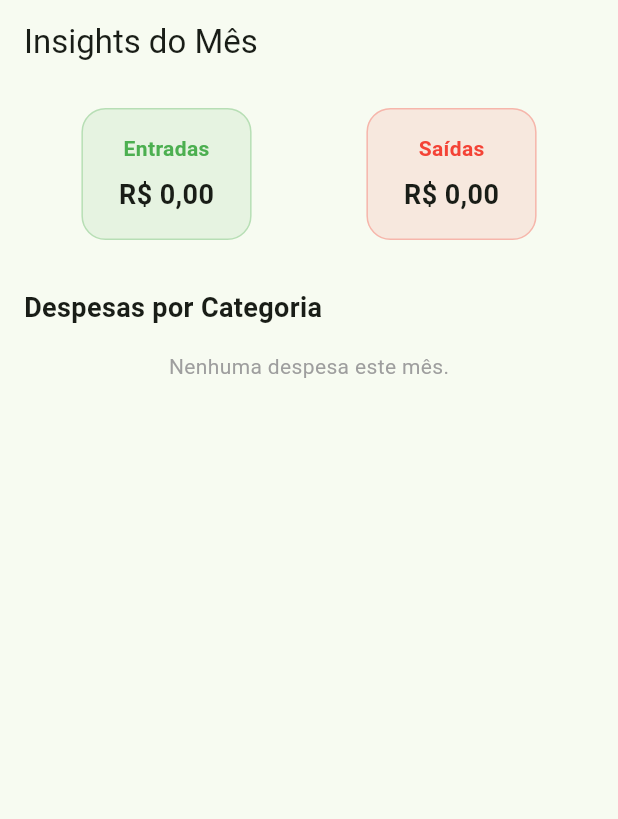
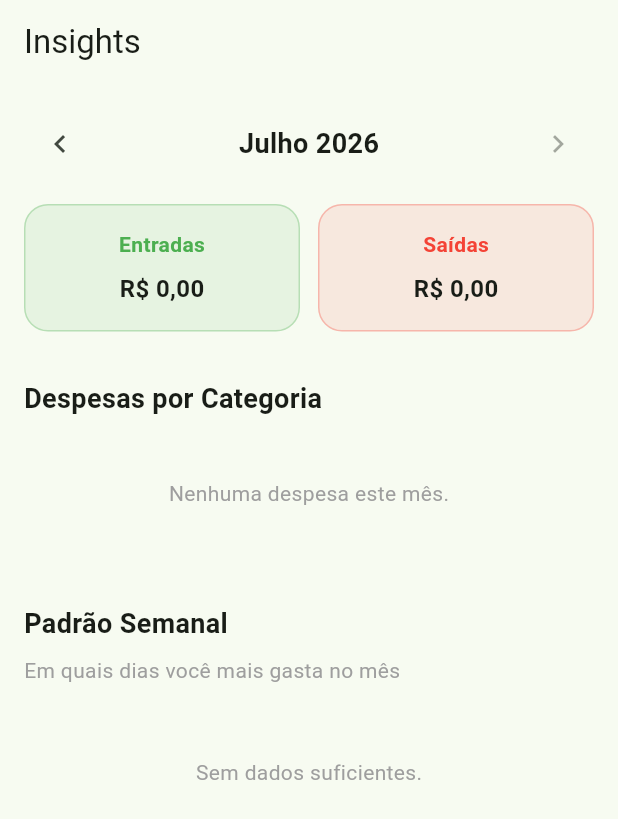
Before and after one commit to DiegoAndreLeffa/FlowFinance, a Flutter app: the InsightsPage screen opened by its route, on a phone screen of 412 x 824 dp. Shown: the top 819 px of the screen. Run offline on Flutter 3.47's test engine with Material 3 defaults, Android fonts, the phone set to English and light mode, and no system bars; our stand-ins replace fl_chart, go_router, shared_preferences; accounts and stored records are empty.

Commit message:
feat: concluido a adição dos gráficos

```diff
--- a/lib/features/insights/insights_page.dart
+++ b/lib/features/insights/insights_page.dart
@@ -22,6 +22,13 @@ class _InsightsPageState extends State<InsightsPage> {
   List<CategoryModel> _categories = [];
   bool _isLoading = true;
 
+  DateTime _selectedDate = DateTime.now();
+
+  final List<String> _monthNames = [
+    'Janeiro', 'Fevereiro', 'Março', 'Abril', 'Maio', 'Junho',
+    'Julho', 'Agosto', 'Setembro', 'Outubro', 'Novembro', 'Dezembro'
+  ];
+
   @override
   void initState() {
     super.initState();
@@ -32,15 +39,33 @@ class _InsightsPageState extends State<InsightsPage> {
     final txs = await _dbService.getAllTransactions();
     final cats = await _catService.getAllCategories();
 
-    final now = DateTime.now();
-    final thisMonthTxs = txs.where((tx) => tx.date.month == now.month && tx.date.year == now.year).toList();
+    final filteredTxs = txs.where((tx) =>
+      tx.date.month == _selectedDate.month &&
+      tx.date.year == _selectedDate.year
+    ).toList();
 
     if (!mounted) return;
     setState(() {
-      _transactions = thisMonthTxs;
+      _transactions = filteredTxs;
       _categories = cats;
       _isLoading = false;
     });
+  }
+
+  void _previousMonth() {
+    setState(() {
+      _isLoading = true;
+      _selectedDate = DateTime(_selectedDate.year, _selectedDate.month - 1);
+    });
+    _loadData();
+  }
+
+  void _nextMonth() {
+    setState(() {
+      _isLoading = true;
+      _selectedDate = DateTime(_selectedDate.year, _selectedDate.month + 1);
+    });
+    _loadData();
   }
 
   List<PieChartSectionData> _getPieChartData() {
@@ -49,7 +74,7 @@ class _InsightsPageState extends State<InsightsPage> {
 
     for (var tx in _transactions) {
       if (tx.type == 'expense') {
-        final catName = tx.categoryName ?? 'Sem categoria';
+        final catName = tx.categoryName ?? 'Outros';
         expensesByCategory[catName] = (expensesByCategory[catName] ?? 0) + tx.amountInCents.abs();
         totalExpense += tx.amountInCents.abs();
       }
@@ -61,10 +86,9 @@ class _InsightsPageState extends State<InsightsPage> {
     expensesByCategory.forEach((catName, amount) {
       final category = _categories.firstWhere(
         (c) => c.name == catName,
-        orElse: () => CategoryModel(name: 'Sem categoria', colorHex: 'FF9E9E9E', iconName: 'category')
+        orElse: () => CategoryModel(name: 'Outros', colorHex: 'FF9E9E9E', iconName: '')
       );
       final color = Color(int.parse(category.colorHex, radix: 16));
-
       final percentage = (amount / totalExpense) * 100;
 
       sections.add(
@@ -72,13 +96,61 @@ class _InsightsPageState extends State<InsightsPage> {
           color: color,
           value: amount.toDouble(),
           title: '${percentage.toStringAsFixed(1)}%',
-          radius: 60,
+          radius: 50,
           titleStyle: const TextStyle(fontSize: 12, fontWeight: FontWeight.bold, color: Colors.white),
         ),
       );
     });
 
     return sections;
+  }
+
+  List<BarChartGroupData> _getBarChartData() {
+    List<double> weekDays = List.filled(7, 0.0);
+
+    for (var tx in _transactions) {
+      if (tx.type == 'expense') {
+        int weekdayIndex = tx.date.weekday - 1;
+        weekDays[weekdayIndex] += tx.amountInCents.abs() / 100;
+      }
+    }
+
+    List<BarChartGroupData> barGroups = [];
+    final barColor = Theme.of(context).colorScheme.primary;
+
+    for (int i = 0; i < 7; i++) {
+      barGroups.add(
+        BarChartGroupData(
+          x: i,
+          barRods: [
+            BarChartRodData(
+              toY: weekDays[i],
+              color: barColor,
+              width: 16,
+              borderRadius: BorderRadius.circular(4),
+            ),
+          ],
+        ),
+      );
+    }
+    return barGroups;
+  }
+
+  double _getMaxExpenseForBarChart() {
+    List<double> weekDays = List.filled(7, 0.0);
+    for (var tx in _transactions) {
+      if (tx.type == 'expense') {
+        int weekdayIndex = tx.date.weekday - 1;
+        weekDays[weekdayIndex] += (tx.amountInCents.abs() / 100);
+      }
+    }
+    double maxDailyTotal = 0;
+    for (var totalOfDay in weekDays) {
+      if (totalOfDay > maxDailyTotal) {
+        maxDailyTotal = totalOfDay;
+      }
+    }
+    return maxDailyTotal == 0 ? 100 : maxDailyTotal * 1.2;
   }
 
   @override
@@ -94,17 +166,39 @@ class _InsightsPageState extends State<InsightsPage> {
     final expense = _transactions.where((t) => t.type == 'expense').fold<int>(0, (s, t) => s + t.amountInCents.abs());
 
     return Scaffold(
-      appBar: AppBar(title: const Text('Insights do Mês')),
+      appBar: AppBar(title: const Text('Insights')),
       body: SingleChildScrollView(
         padding: const EdgeInsets.all(16),
         child: Column(
           crossAxisAlignment: CrossAxisAlignment.start,
           children: [
             Row(
+              mainAxisAlignment: MainAxisAlignment.spaceBetween,
+              children: [
+                IconButton(
+                  icon: const Icon(Icons.chevron_left),
+                  onPressed: _previousMonth,
+                ),
+                Text(
+                  '${_monthNames[_selectedDate.month - 1]} ${_selectedDate.year}',
+                  style: const TextStyle(fontSize: 18, fontWeight: FontWeight.bold),
+                ),
+                IconButton(
+                  icon: const Icon(Icons.chevron_right),
+                  onPressed: (_selectedDate.year == DateTime.now().year && _selectedDate.month == DateTime.now().month)
+                      ? null
+                      : _nextMonth,
+                ),
+              ],
+            ),
+            const SizedBox(height: 16),
+
+            Row(
               mainAxisAlignment: MainAxisAlignment.spaceAround,
               children: [
-                _buildSummaryCard('Entradas', income, Colors.green),
-                _buildSummaryCard('Saídas', expense, Colors.red),
+                Expanded(child: _buildSummaryCard('Entradas', income, Colors.green)),
+                const SizedBox(width: 12),
+                Expanded(child: _buildSummaryCard('Saídas', expense, Colors.red)),
               ],
             ),
             const SizedBox(height: 32),
@@ -112,10 +206,15 @@ class _InsightsPageState extends State<InsightsPage> {
             const Text('Despesas por Categoria', style: TextStyle(fontSize: 18, fontWeight: FontWeight.bold)),
             const SizedBox(height: 16),
             if (!hasExpenses)
-              const Center(child: Text('Nenhuma despesa este mês.', style: TextStyle(color: Colors.grey)))
+              const Center(child: Padding(
+                padding: EdgeInsets.all(24.0),
+                child: Text('Nenhuma despesa este mês.', style: TextStyle(color: Colors.grey)),
+              ))
             else
+              Column(
+                children: [
                   SizedBox(
-                height: 250,
+                    height: 200,
                     child: PieChart(
                       PieChartData(
                         sections: pieData,
@@ -124,17 +223,16 @@ class _InsightsPageState extends State<InsightsPage> {
                       ),
                     ),
                   ),
-
-            if (hasExpenses)
+                  const SizedBox(height: 16),
                   Wrap(
                     spacing: 12,
                     runSpacing: 8,
-                children: _getPieChartData().map((section) {
+                    children: pieData.map((section) {
                       final cat = _categories.firstWhere((c) => Color(int.parse(c.colorHex, radix: 16)) == section.color, orElse: () => CategoryModel(name: 'Outros', colorHex: 'FF9E9E9E', iconName: ''));
                       return Row(
                         mainAxisSize: MainAxisSize.min,
                         children: [
-                      Container(width: 12, height: 12, color: section.color),
+                          Container(width: 12, height: 12, decoration: BoxDecoration(color: section.color, shape: BoxShape.circle)),
                           const SizedBox(width: 4),
                           Text(cat.name, style: const TextStyle(fontSize: 12)),
                         ],
@@ -143,13 +241,69 @@ class _InsightsPageState extends State<InsightsPage> {
                   ),
                 ],
               ),
+
+            const SizedBox(height: 40),
+
+            const Text('Padrão Semanal', style: TextStyle(fontSize: 18, fontWeight: FontWeight.bold)),
+            const SizedBox(height: 8),
+            const Text('Em quais dias você mais gasta no mês', style: TextStyle(fontSize: 14, color: Colors.grey)),
+            const SizedBox(height: 24),
+
+            if (!hasExpenses)
+              const Center(child: Padding(
+                padding: EdgeInsets.all(24.0),
+                child: Text('Sem dados suficientes.', style: TextStyle(color: Colors.grey)),
+              ))
+            else
+              SizedBox(
+                height: 200,
+                child: BarChart(
+                  BarChartData(
+                    alignment: BarChartAlignment.spaceAround,
+                    maxY: _getMaxExpenseForBarChart(),
+                    barTouchData: BarTouchData(enabled: false),
+                    titlesData: FlTitlesData(
+                      show: true,
+                      bottomTitles: AxisTitles(
+                        sideTitles: SideTitles(
+                          showTitles: true,
+                          getTitlesWidget: (double value, TitleMeta meta) {
+                            const style = TextStyle(color: Colors.grey, fontWeight: FontWeight.bold, fontSize: 12);
+                            String text;
+                            switch (value.toInt()) {
+                              case 0: text = 'Seg'; break;
+                              case 1: text = 'Ter'; break;
+                              case 2: text = 'Qua'; break;
+                              case 3: text = 'Qui'; break;
+                              case 4: text = 'Sex'; break;
+                              case 5: text = 'Sáb'; break;
+                              case 6: text = 'Dom'; break;
+                              default: text = ''; break;
+                            }
+                            return SideTitleWidget(meta: meta, child: Text(text, style: style));
+                          },
+                        ),
+                      ),
+                      leftTitles: const AxisTitles(sideTitles: SideTitles(showTitles: false)),
+                      topTitles: const AxisTitles(sideTitles: SideTitles(showTitles: false)),
+                      rightTitles: const AxisTitles(sideTitles: SideTitles(showTitles: false)),
+                    ),
+                    gridData: const FlGridData(show: false),
+                    borderData: FlBorderData(show: false),
+                    barGroups: _getBarChartData(),
+                  ),
+                ),
+              ),
+              const SizedBox(height: 40),
+          ],
+        ),
       ),
     );
   }
 
   Widget _buildSummaryCard(String title, int amountInCents, Color color) {
     return Container(
-      padding: const EdgeInsets.symmetric(horizontal: 24, vertical: 16),
+      padding: const EdgeInsets.symmetric(horizontal: 16, vertical: 16),
       decoration: BoxDecoration(
         color: color.withOpacity(0.1),
         borderRadius: BorderRadius.circular(16),
@@ -159,7 +313,7 @@ class _InsightsPageState extends State<InsightsPage> {
         children: [
           Text(title, style: TextStyle(color: color, fontWeight: FontWeight.bold)),
           const SizedBox(height: 8),
-          Text(formatCurrency(amountInCents), style: const TextStyle(fontSize: 18, fontWeight: FontWeight.bold)),
+          Text(formatCurrency(amountInCents), style: const TextStyle(fontSize: 16, fontWeight: FontWeight.bold)),
         ],
       ),
     );
```
Also changed, not shown: 1 other file. Lines whose indentation alone changed are shown as unchanged.
